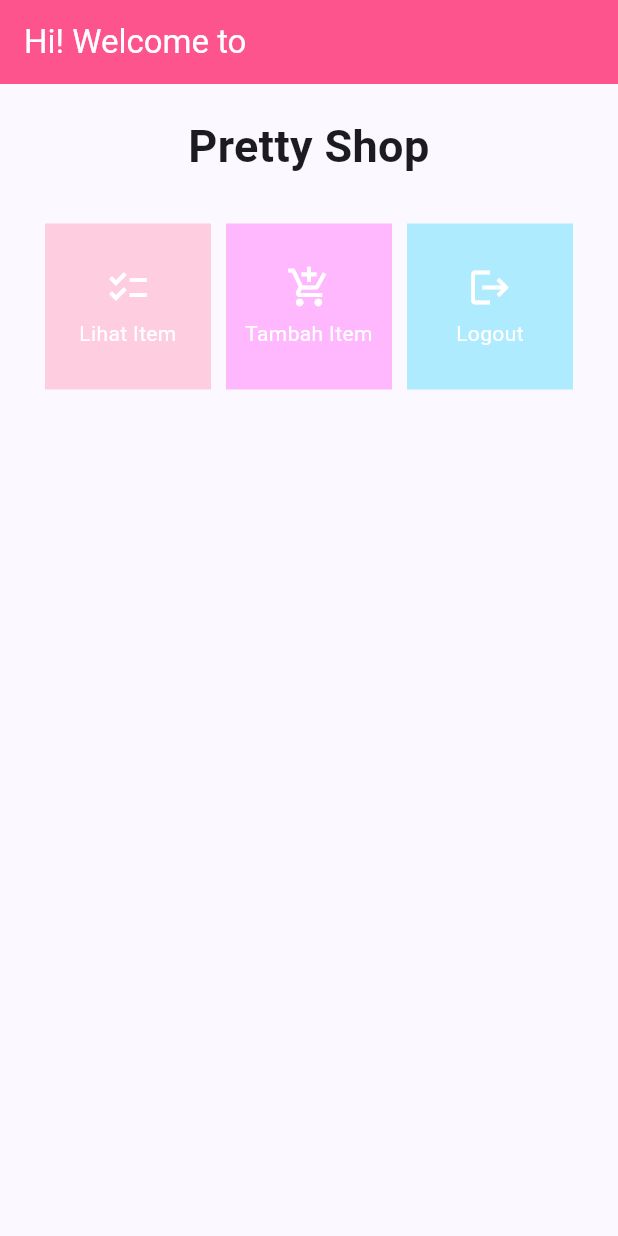
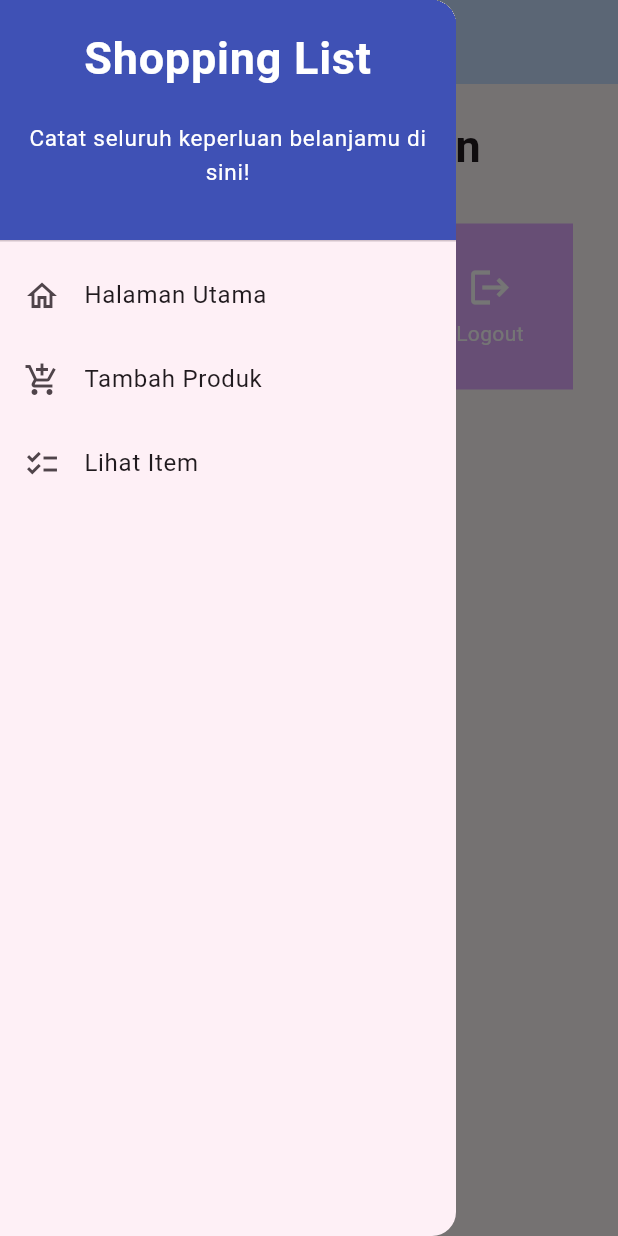
Before and after one commit to georginaelena/pretty-shop-mobile, a Flutter app: the screen it shows after launch, with the side drawer open (before the commit the screen has no drawer), on a phone screen of 412 x 824 dp. Run offline on Flutter 3.47's test engine with Material 2 defaults, Android fonts, the phone set to English and light mode, and no system bars.

Commit message:
Tugas 8: Selesai

```diff
--- a/lib/main.dart
+++ b/lib/main.dart
@@ -1,5 +1,5 @@
 import 'package:flutter/material.dart';
-import 'package:pretty_shop/menu.dart';
+import 'package:pretty_shop/screens/menu.dart';
 
 void main() {
   runApp(const MyApp());
@@ -29,7 +29,7 @@ class MyApp extends StatelessWidget {
         //
         // This works for code too, not just values: Most code changes can be
         // tested with just a hot reload.
-        colorScheme: ColorScheme.fromSeed(seedColor: Colors.indigo),
+        colorScheme: ColorScheme.fromSeed(seedColor: Color.fromARGB(255, 255, 194, 233)),
         useMaterial3: true,
       ),
       home: MyHomePage(),
--- a/lib/menu.dart
+++ /dev/null
@@ -1,116 +0,0 @@
-import 'package:flutter/material.dart';
-
-class ShopItem {
-  final String name;
-  final IconData icon;
-  final Color color;
-
-  ShopItem(this.name, this.icon, this.color);
-}
-
-class ShopCard extends StatelessWidget {
-  final ShopItem item;
-
-  const ShopCard(this.item, {super.key}); // Constructor
-
-  @override
-  Widget build(BuildContext context) {
-    return Material(
-      color: item.color,
-      child: InkWell(
-        // Area responsive terhadap sentuhan
-        onTap: () {
-          // Memunculkan SnackBar ketika diklik
-          ScaffoldMessenger.of(context)
-            ..hideCurrentSnackBar()
-            ..showSnackBar(SnackBar(
-                content: Text("Kamu telah menekan tombol ${item.name}!")));
-        },
-        child: Container(
-          // Container untuk menyimpan Icon dan Text
-          padding: const EdgeInsets.all(8),
-          child: Center(
-            child: Column(
-              mainAxisAlignment: MainAxisAlignment.center,
-              children: [
-                Icon(
-                  item.icon,
-                  color: Colors.white,
-                  size: 30.0,
-                ),
-                const Padding(padding: EdgeInsets.all(3)),
-                Text(
-                  item.name,
-                  textAlign: TextAlign.center,
-                  style: const TextStyle(color: Colors.white),
-                ),
-              ],
-            ),
-          ),
-        ),
-      ),
-    );
-  }
-}
-
- class MyHomePage extends StatelessWidget {
-    MyHomePage({Key? key}) : super(key: key);
-
-
-  // Menggunakan Colors.pinkAccent untuk warna pink terang
-  final List<ShopItem> items = [
-    ShopItem("Lihat Item", Icons.checklist, Color.fromARGB(255, 255, 205, 224)),
-    ShopItem("Tambah Item", Icons.add_shopping_cart, Color.fromARGB(255, 255, 184, 253)),
-    ShopItem("Logout", Icons.logout, Color.fromARGB(255, 174, 235, 255)),
-  ];
-
-    @override
-    Widget build(BuildContext context) {
-        return Scaffold(
-            appBar: AppBar(
-              title: const Text(
-                'Hi! Welcome to',
-              ),
-              foregroundColor: Colors.white,
-              backgroundColor: const Color.fromARGB(169, 255, 0, 85),
-            ),
-            body: SingleChildScrollView(
-              // Widget wrapper yang dapat discroll
-              child: Padding(
-                padding: const EdgeInsets.all(10.0), // Set padding dari halaman
-                child: Column(
-                  // Widget untuk menampilkan children secara vertikal
-                  children: <Widget>[
-                    const Padding(
-                      padding: EdgeInsets.only(top: 10.0, bottom: 10.0),
-                      // Widget Text untuk menampilkan tulisan dengan alignment center dan style yang sesuai
-                      child: Text(
-                        'Pretty Shop', // Text yang menandakan toko
-                        textAlign: TextAlign.center,
-                        style: TextStyle(
-                          fontSize: 30,
-                          fontWeight: FontWeight.bold,
-                        ),
-                      ),
-                    ),
-                    // Grid layout
-                    GridView.count(
-                      // Container pada card kita.
-                      primary: true,
-                      padding: const EdgeInsets.all(20),
-                      crossAxisSpacing: 10,
-                      mainAxisSpacing: 10,
-                      crossAxisCount: 3,
-                      shrinkWrap: true,
-                      children: items.map((ShopItem item) {
-                        // Iterasi untuk setiap item
-                        return ShopCard(item);
-                      }).toList(),
-                    ),
-                  ],
-                ),
-              ),
-            ),
-          );
-    }
-}
--- /dev/null
+++ b/lib/screens/menu.dart
@@ -0,0 +1,64 @@
+import 'package:flutter/material.dart';
+import 'package:pretty_shop/widgets/left_drawer.dart';
+import 'package:pretty_shop/widgets/shop_card.dart';
+
+
+class MyHomePage extends StatelessWidget {
+    MyHomePage({Key? key}) : super(key: key);
+    final List<ShopItem> items = [
+    ShopItem("Lihat Item", Icons.checklist, Color.fromARGB(255, 255, 220, 232)),
+    ShopItem("Tambah Item", Icons.add_shopping_cart, Color.fromARGB(255, 255, 154, 205)),
+    ShopItem("Logout", Icons.logout, Color.fromARGB(255, 224, 171, 255)),
+];
+
+    @override
+    Widget build(BuildContext context) {
+        return Scaffold(
+        appBar: AppBar(
+        title: const Text(
+          'Pretty Shop',
+        ),
+        foregroundColor: Colors.white,
+        backgroundColor: Color.fromARGB(255, 198, 222, 255),
+      ),
+      drawer: const LeftDrawer(),
+      body: SingleChildScrollView(
+        // Widget wrapper yang dapat discroll
+        child: Padding(
+            padding: const EdgeInsets.all(10.0), // Set padding dari halaman
+          child: Column(
+            // Widget untuk menampilkan children secara vertikal
+            children: <Widget>[
+              const Padding(
+                padding: EdgeInsets.only(top: 10.0, bottom: 10.0),
+                // Widget Text untuk menampilkan tulisan dengan alignment center dan style yang sesuai
+                child: Text(
+                  'Pretty Collection', // Text yang menandakan toko
+                  textAlign: TextAlign.center,
+                  style: TextStyle(
+                    fontSize: 30,
+                    fontWeight: FontWeight.bold,
+                  ),
+                ),
+              ),
+              // Grid layout
+            GridView.count(
+                // Container pada card kita.
+                primary: true,
+                padding: const EdgeInsets.all(20),
+                crossAxisSpacing: 10,
+                mainAxisSpacing: 10,
+                crossAxisCount: 3,
+                shrinkWrap: true,
+                children: items.map((ShopItem item) {
+                  // Iterasi untuk setiap item
+                    return ShopCard(item);
+                }).toList(),
+              ),
+            ],
+          ),
+        ),
+      ),
+    );
+    }
+}
--- /dev/null
+++ b/lib/widgets/left_drawer.dart
@@ -0,0 +1,84 @@
+import 'package:flutter/material.dart';
+import 'package:pretty_shop/screens/menu.dart';
+import 'package:pretty_shop/screens/shoplist_form.dart';
+import 'package:pretty_shop/widgets/shop_card.dart';
+import 'package:pretty_shop/widgets/shoplist_page.dart';
+
+class LeftDrawer extends StatelessWidget {
+  const LeftDrawer({super.key});
+
+  @override
+  Widget build(BuildContext context) {
+    return Drawer(
+      child: ListView(
+        children: [
+          const DrawerHeader(
+            decoration: BoxDecoration(
+              color: Colors.indigo,
+            ),
+            child: Column(
+              children: [
+                Text(
+                  'Shopping List',
+                  textAlign: TextAlign.center,
+                  style: TextStyle(
+                    fontSize: 30,
+                    fontWeight: FontWeight.bold,
+                    color: Colors.white,
+                  ),
+                ),
+                Padding(padding: EdgeInsets.all(10)),
+                Text("Catat seluruh keperluan belanjamu di sini!",
+                  textAlign: TextAlign.center,
+                  style: TextStyle(
+                    fontSize: 15,
+                    fontWeight: FontWeight.normal,
+                    color: Colors.white,
+                  ),
+                ),
+              ],
+            ),
+          ),
+
+          ListTile(
+            leading: const Icon(Icons.home_outlined),
+            title: const Text('Halaman Utama'),
+            // Bagian redirection ke MyHomePage
+            onTap: () {
+              Navigator.pushReplacement(
+                  context,
+                  MaterialPageRoute(
+                    builder: (context) => MyHomePage(),
+                  ));
+            },
+          ),
+
+          ListTile(
+            leading: const Icon(Icons.add_shopping_cart),
+            title: const Text('Tambah Produk'),
+            // Bagian redirection ke ShopFormPage
+            onTap: () {
+              Navigator.pushReplacement(
+                  context,
+                  MaterialPageRoute(
+                    builder: (context) => ShopFormPage(),
+                  ));
+            },
+          ),
+          ListTile(
+            leading: const Icon(Icons.checklist),
+            title: const Text('Lihat Item'),
+            // Bagian redirection ke ShopFormPage
+            onTap: () {
+              Navigator.pushReplacement(
+                context,
+                MaterialPageRoute(
+                  builder: (context) => ShopListPage(shopList: shopList),
+              ));
+            },
+          ),
+        ],
+      ),
+    );
+  }
+}
--- /dev/null
+++ b/lib/widgets/shop_card.dart
@@ -0,0 +1,87 @@
+import 'package:pretty_shop/screens/shoplist_form.dart';
+import 'package:pretty_shop/widgets/shoplist_page.dart';
+import 'package:flutter/material.dart';
+
+class ShopItem {
+  final String name;
+  final IconData icon;
+  final Color color;
+
+  ShopItem(this.name, this.icon, this.color);
+}
+
+class ShopItemList {
+  final String nama;
+  final int harga;
+  final String deskripsi;
+
+  ShopItemList({
+    required this.nama,
+    required this.harga,
+    required this.deskripsi,
+  });
+}
+List<ShopItemList> shopList = [];
+
+class ShopCard extends StatelessWidget {
+  final ShopItem item;
+
+  const ShopCard(this.item, {super.key}); // Constructor
+
+  @override
+  Widget build(BuildContext context) {
+    return Material(
+      color: item.color,
+      child: InkWell(
+        // Area responsive terhadap sentuhan
+        onTap: () {
+          // Memunculkan SnackBar ketika diklik
+          ScaffoldMessenger.of(context)
+            ..hideCurrentSnackBar()
+            ..showSnackBar(SnackBar(
+                content: Text("Kamu telah menekan tombol ${item.name}!")));
+          if (item.name == "Tambah Item") {
+            Navigator.pushReplacement(
+              context,
+              MaterialPageRoute(
+                builder: (context) => const ShopFormPage(),
+              ),
+            );
+          }
+
+          else if (item.name == "Lihat Item"){
+            Navigator.pushReplacement(
+              context,
+              MaterialPageRoute(
+                builder: (context) => ShopListPage(shopList: shopList),
+              ),
+            );
+          }
+        },
+
+        child: Container(
+          // Container untuk menyimpan Icon dan Text
+          padding: const EdgeInsets.all(8),
+          child: Center(
+            child: Column(
+              mainAxisAlignment: MainAxisAlignment.center,
+              children: [
+                Icon(
+                  item.icon,
+                  color: Colors.white,
+                  size: 30.0,
+                ),
+                const Padding(padding: EdgeInsets.all(3)),
+                Text(
+                  item.name,
+                  textAlign: TextAlign.center,
+                  style: const TextStyle(color: Colors.white),
+                ),
+              ],
+            ),
+          ),
+        ),
+      ),
+    );
+  }
+}
```
Also changed, not shown: lib/screens/shoplist_form.dart (added, +222 -0 lines), lib/widgets/shoplist_page.dart (added, +54 -0 lines), 1 other file.
